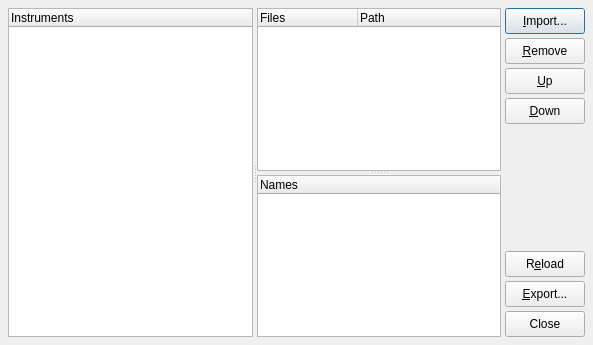
Above: src/qtractorInstrumentForm.ui from rncbc/qtractor before the change. Below: the same form after it.
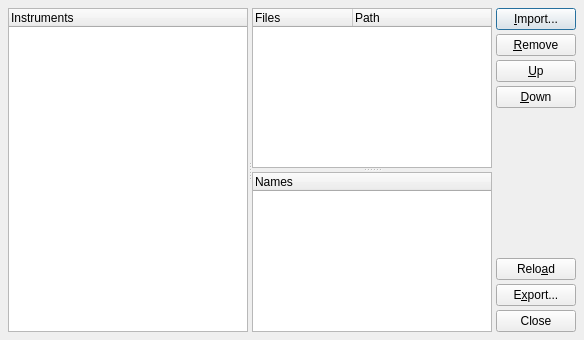
That is the form after the change. Icons and pictures are not drawn.

Commit message: - Instruments (old) and Controllers (new) dialogs layout revisited.

Diff of the .ui file:
```diff
--- a/src/qtractorInstrumentForm.ui
+++ b/src/qtractorInstrumentForm.ui
@@ -26,8 +26,8 @@
    <rect>
     <x>0</x>
     <y>0</y>
-    <width>593</width>
-    <height>345</height>
+    <width>580</width>
+    <height>340</height>
    </rect>
   </property>
   <property name="windowTitle" >
@@ -37,26 +37,12 @@
    <iconset resource="../icons/qtractor.qrc" >:/icons/itemInstrument.png</iconset>
   </property>
   <layout class="QHBoxLayout" >
-   <property name="margin" >
-    <number>8</number>
-   </property>
-   <property name="spacing" >
-    <number>4</number>
-   </property>
    <item>
-    <widget class="QSplitter" name="splitter1" >
+    <widget class="QSplitter" >
      <property name="orientation" >
       <enum>Qt::Horizontal</enum>
      </property>
      <widget class="QTreeWidget" name="InstrumentsListView" >
-      <property name="sizePolicy" >
-       <sizepolicy>
-        <hsizetype>7</hsizetype>
-        <vsizetype>7</vsizetype>
-        <horstretch>0</horstretch>
-        <verstretch>0</verstretch>
-       </sizepolicy>
-      </property>
       <property name="minimumSize" >
        <size>
         <width>240</width>
@@ -81,19 +67,11 @@
        </property>
       </column>
      </widget>
-     <widget class="QSplitter" name="splitter2" >
+     <widget class="QSplitter" >
       <property name="orientation" >
        <enum>Qt::Vertical</enum>
       </property>
       <widget class="QTreeWidget" name="FilesListView" >
-       <property name="sizePolicy" >
-        <sizepolicy>
-         <hsizetype>7</hsizetype>
-         <vsizetype>7</vsizetype>
-         <horstretch>0</horstretch>
-         <verstretch>0</verstretch>
-        </sizepolicy>
-       </property>
        <property name="minimumSize" >
         <size>
          <width>240</width>
@@ -124,14 +102,6 @@
        </column>
       </widget>
       <widget class="QTreeWidget" name="NamesListView" >
-       <property name="sizePolicy" >
-        <sizepolicy>
-         <hsizetype>7</hsizetype>
-         <vsizetype>7</vsizetype>
-         <horstretch>0</horstretch>
-         <verstretch>0</verstretch>
-        </sizepolicy>
-       </property>
        <property name="minimumSize" >
         <size>
          <width>240</width>
@@ -158,20 +128,8 @@
    </item>
    <item>
     <layout class="QVBoxLayout" >
-     <property name="margin" >
-      <number>0</number>
-     </property>
-     <property name="spacing" >
-      <number>4</number>
-     </property>
      <item>
       <widget class="QPushButton" name="ImportPushButton" >
-       <property name="minimumSize" >
-        <size>
-         <width>0</width>
-         <height>26</height>
-        </size>
-       </property>
        <property name="toolTip" >
         <string>Import from instrument file</string>
        </property>
@@ -188,12 +146,6 @@
      </item>
      <item>
       <widget class="QPushButton" name="RemovePushButton" >
-       <property name="minimumSize" >
-        <size>
-         <width>0</width>
-         <height>26</height>
-        </size>
-       </property>
        <property name="toolTip" >
         <string>Remove instrument file</string>
        </property>
@@ -210,12 +162,6 @@
      </item>
      <item>
       <widget class="QPushButton" name="MoveUpPushButton" >
-       <property name="minimumSize" >
-        <size>
-         <width>0</width>
-         <height>26</height>
-        </size>
-       </property>
        <property name="toolTip" >
         <string>Move instrument file up on list order</string>
        </property>
@@ -232,12 +178,6 @@
      </item>
      <item>
       <widget class="QPushButton" name="MoveDownPushButton" >
-       <property name="minimumSize" >
-        <size>
-         <width>0</width>
-         <height>26</height>
-        </size>
-       </property>
        <property name="toolTip" >
         <string>Move instrument file down on list order</string>
        </property>
@@ -263,24 +203,18 @@
        <property name="sizeHint" >
         <size>
          <width>20</width>
-         <height>98</height>
+         <height>20</height>
         </size>
        </property>
       </spacer>
      </item>
      <item>
       <widget class="QPushButton" name="ReloadPushButton" >
-       <property name="minimumSize" >
-        <size>
-         <width>0</width>
-         <height>26</height>
-        </size>
-       </property>
        <property name="toolTip" >
         <string>Reload all instrument files</string>
        </property>
        <property name="text" >
-        <string>R&amp;eload</string>
+        <string>Relo&amp;ad</string>
        </property>
        <property name="icon" >
         <iconset resource="../icons/qtractor.qrc" >:/icons/formRefresh.png</iconset>
@@ -292,17 +226,11 @@
      </item>
      <item>
       <widget class="QPushButton" name="ExportPushButton" >
-       <property name="minimumSize" >
-        <size>
-         <width>0</width>
-         <height>26</height>
-        </size>
-       </property>
        <property name="toolTip" >
         <string>Export to instrument file</string>
        </property>
        <property name="text" >
-        <string>&amp;Export...</string>
+        <string>E&amp;xport...</string>
        </property>
        <property name="icon" >
         <iconset resource="../icons/qtractor.qrc" >:/icons/fileSave.png</iconset>
@@ -314,12 +242,6 @@
      </item>
      <item>
       <widget class="QPushButton" name="ClosePushButton" >
-       <property name="minimumSize" >
-        <size>
-         <width>0</width>
-         <height>26</height>
-        </size>
-       </property>
        <property name="toolTip" >
         <string>Close this dialog</string>
        </property>
```
Left out of the diff: 10 changed lines with no effect on the pictures. The commit also changes 5 other files.
